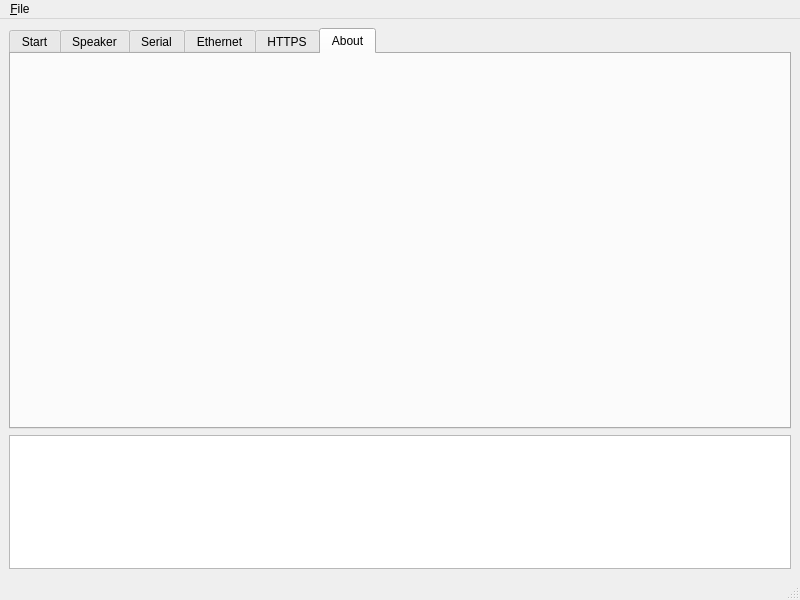
Before: the Qt Designer form qt/ses.ui in ssfivy/SES-Rollout, drawn with Qt 5.
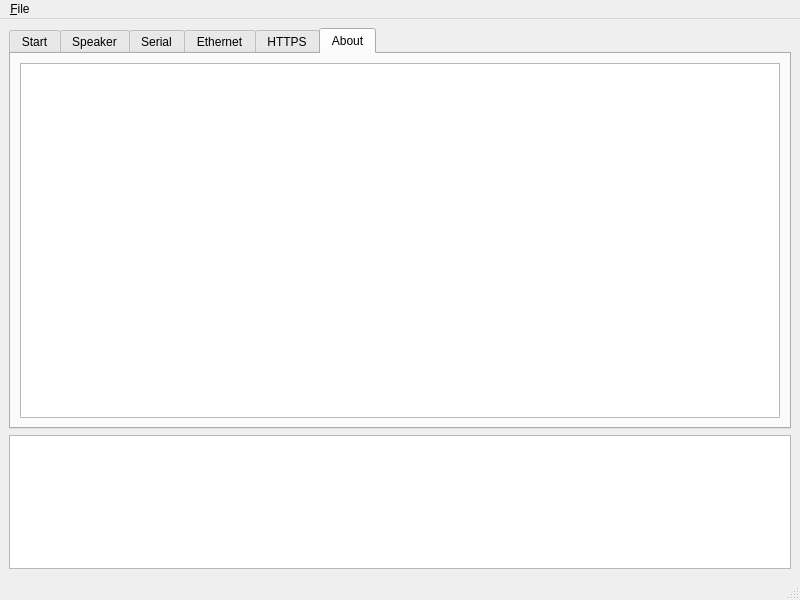
After: the same form once the commit is applied. The open tabs and pages were chosen to show the change.

Commit message: Display some information on the about page.

The edit to the form file:
```diff
--- a/qt/ses.ui
+++ b/qt/ses.ui
@@ -330,6 +330,15 @@
        <attribute name="title">
         <string>About</string>
        </attribute>
+       <layout class="QVBoxLayout" name="verticalLayout_3">
+        <item>
+         <widget class="QPlainTextEdit" name="aboutText">
+          <property name="readOnly">
+           <bool>true</bool>
+          </property>
+         </widget>
+        </item>
+       </layout>
       </widget>
      </widget>
     </item>
```
The commit also changes 3 other files.
